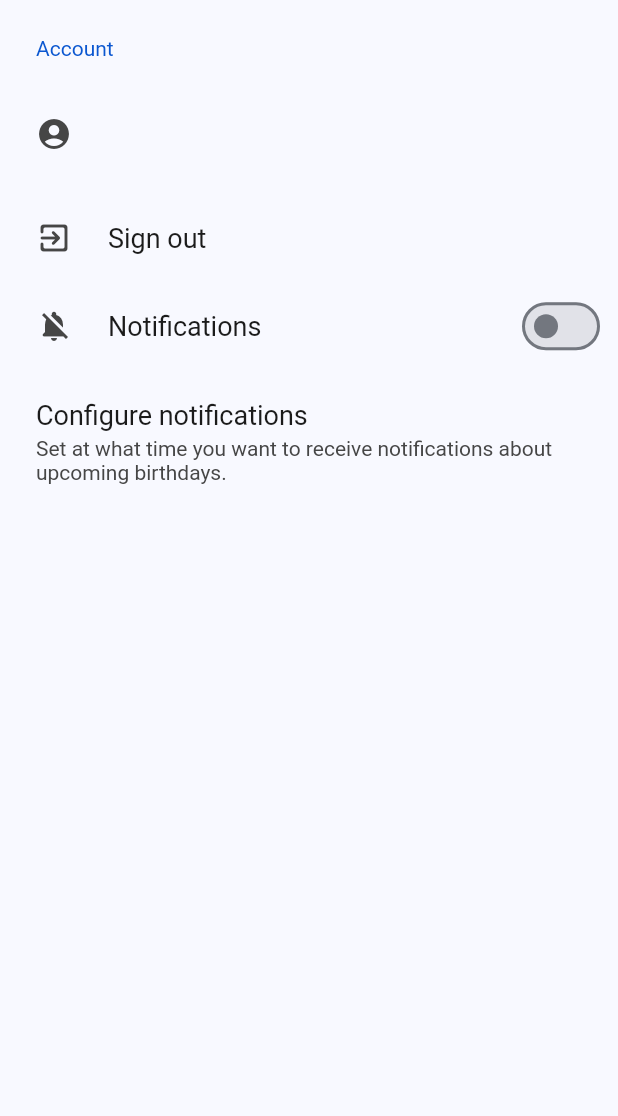
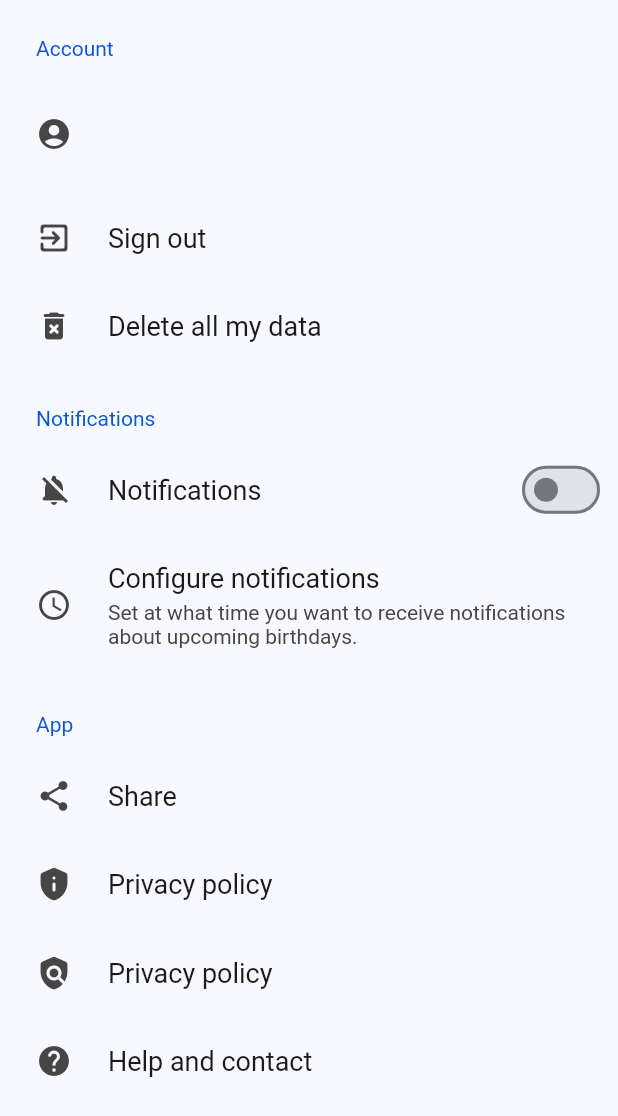
Before and after one commit to Martoxdlol/birthday_reminder, a Flutter app: the SettingsPage widget shown alone on an empty page, opened directly, on a phone screen of 412 x 824 dp. Shown: the top 1116 px of the screen. Run offline on Flutter 3.47's test engine with Material 2 defaults, Android fonts, the phone set to English and light mode, and no system bars; drawn by our look-alikes of settings_ui; our stand-ins replace app_links, cloud_firestore, firebase_auth, firebase_core, firebase_messaging, firebase_remote_config and 4 more; missing offline and left inert: app_settings, universal_html; accounts and stored records are empty; generated files the repository leaves out were written again; network calls fail.

Commit message:
end touches

```diff
--- a/lib/l10n/app_en.arb
+++ b/lib/l10n/app_en.arb
@@ -39,5 +39,9 @@
     "configure_notifications_description": "Set at what time you want to receive notifications about upcoming birthdays.",
     "privacy_policy": "Privacy policy",
     "terms_of_use": "Terms of use",
-    "play_store": "Play Store"
+    "play_store": "Play Store",
+    "delete_all_my_data": "Delete all my data",
+    "request_delete_data_url": "mailto:martoxdlol@gmail.com?subject=Delete all my data&body=Hi, I want you to delete my account and all my data from the Birthday Reminder app. My email registered in the app is: ",
+    "help_and_contact": "Help and contact",
+    "help_email_link": "mailto:martoxdlol@gmail.com?subject=Birthday Reminder Help&body=Hi, I need help with the Birthday Reminder app. \n"
 }
--- a/lib/l10n/app_es.arb
+++ b/lib/l10n/app_es.arb
@@ -38,5 +38,9 @@
     "configure_notifications_description": "Configure el horario de notificaciones",
     "privacy_policy": "Política de privacidad",
     "terms_of_use": "Términos de uso",
-    "play_store": "Play Store"
+    "play_store": "Play Store",
+    "delete_all_my_data": "Borrar todos mis datos",
+    "request_delete_data_url": "mailto:martoxdlol@gmail.com?subject=Borrá todos mis datos&body=Hola, quiero que borres mi cuenta y todos mis datos de la aplicación Recordatorio de Cumpleaños. Mi email registrado en la app es: ",
+    "help_and_contact": "Ayuda y contacto",
+    "help_email_link": "mailto:martoxdlol@gmail.com?subject=Recordatorio de Cumpleaños Ayuda&body=Hola, necesito ayuda con la aplicación Recordatorio de Cumpleaños. \n"
 }
--- a/lib/layouts/birthday_view.dart
+++ b/lib/layouts/birthday_view.dart
@@ -139,7 +139,7 @@ class _BirthdayViewState extends State<BirthdayView> {
               }
             } else {
               if (i == 0) {
-                showShareModal(context);
+                showShareModal(context, widget.birthday);
               } else if (i == 1) {
                 Navigator.of(context).pop();
               }
--- a/lib/layouts/settings_page.dart
+++ b/lib/layouts/settings_page.dart
@@ -7,6 +7,8 @@ import 'package:firebase_auth/firebase_auth.dart';
 import 'package:flutter/cupertino.dart';
 import 'package:flutter/material.dart';
 import 'package:settings_ui/settings_ui.dart';
+import 'package:share_plus/share_plus.dart';
+import 'package:url_launcher/url_launcher.dart';
 
 class SettingsPage extends StatefulWidget {
   const SettingsPage({super.key});
@@ -83,9 +85,7 @@ class _SettingsPageState extends State<SettingsPage> {
       lightTheme: const SettingsThemeData(settingsListBackground: Colors.transparent),
       darkTheme: const SettingsThemeData(settingsListBackground: Colors.transparent),
       sections: [
-        SettingsSection(
-          title: Text(strings.account),
-          tiles: <SettingsTile>[
+        SettingsSection(title: Text(strings.account), tiles: <SettingsTile>[
           SettingsTile.navigation(
             leading: const Icon(Icons.account_circle_rounded),
             onPressed: (context) {},
@@ -99,6 +99,16 @@ class _SettingsPageState extends State<SettingsPage> {
               FirebaseAuth.instance.signOut();
             },
           ),
+          SettingsTile(
+            leading: const Icon(Icons.delete_forever_rounded),
+            title: Text(strings.delete_all_my_data),
+            onPressed: (context) {
+              launchUrl(Uri.parse(
+                  '${strings.request_delete_data_url}${user!.email ?? '<please put here your email>'}.\n\n${user.uid.substring(user.uid.length - 6)}.\n'));
+            },
+          ),
+        ]),
+        SettingsSection(title: Text(strings.notifications), tiles: [
           SettingsTile.switchTile(
             leading: Icon(
               notificationsEnabled == true
@@ -110,6 +120,7 @@ class _SettingsPageState extends State<SettingsPage> {
             title: Text(strings.notifications),
           ),
           SettingsTile.navigation(
+            leading: Icon(Icons.access_time),
             enabled: notificationsEnabled == true,
             title: Text(strings.configure_notifications),
             description: Text(strings.configure_notifications_description),
@@ -120,7 +131,39 @@ class _SettingsPageState extends State<SettingsPage> {
                     );
                   }
                 : null,
-            )
+          ),
+        ]),
+        SettingsSection(
+          title: const Text("App"),
+          tiles: [
+            SettingsTile.navigation(
+              leading: const Icon(Icons.share_rounded),
+              title: Text(strings.share),
+              onPressed: (context) {
+                Share.share('https://birthday-remainder-app.web.app/');
+              },
+            ),
+            SettingsTile.navigation(
+              leading: const Icon(Icons.privacy_tip_rounded),
+              title: Text(strings.privacy_policy),
+              onPressed: (context) {
+                launchUrl(Uri.parse('https://birthday-remainder-app.web.app/privacy-policy'), mode: LaunchMode.externalApplication);
+              },
+            ),
+            SettingsTile.navigation(
+              leading: const Icon(Icons.policy_rounded),
+              title: Text(strings.privacy_policy),
+              onPressed: (context) {
+                launchUrl(Uri.parse('https://birthday-remainder-app.web.app/terms-of-use'), mode: LaunchMode.externalApplication);
+              },
+            ),
+            SettingsTile.navigation(
+              leading: const Icon(Icons.help),
+              title: Text(strings.help_and_contact),
+              onPressed: (context) {
+                launchUrl(Uri.parse(strings.help_email_link), mode: LaunchMode.externalApplication);
+              },
+            ),
           ],
         ),
       ],
--- a/lib/pages/home.dart
+++ b/lib/pages/home.dart
@@ -146,7 +146,6 @@ class _HomeState extends State<Home> {
       child: Scaffold(
         appBar: SearchAppBar(
           title: Text(titles[currentIndex]),
-          elevation: currentIndex == 2 ? 3.0 : null,
           searchEnabled: currentIndex == 0,
           onCancel: () {
             setState(() {
--- a/lib/widgets/hyperlink.dart
+++ b/lib/widgets/hyperlink.dart
@@ -19,7 +19,7 @@ class Hyperlink extends StatelessWidget {
             ),
         child: child,
       ),
-      onTap: () => launchUrl(Uri.parse(url)),
+      onTap: () => launchUrl(Uri.parse(url), mode: LaunchMode.externalApplication),
     );
   }
 }
--- a/pubspec.yaml
+++ b/pubspec.yaml
@@ -3,7 +3,7 @@ description: Birthday Reminder APP.
 
 publish_to: "none"
 
-version: "2.0.0"
+version: "2.0.1"
 
 environment:
   sdk: ">=3.0.3 <4.0.0"
```
Also changed, not shown: lib/widgets/share_modal.dart (+17 -1 lines), 1 other file. Lines whose indentation alone changed are shown as unchanged.
